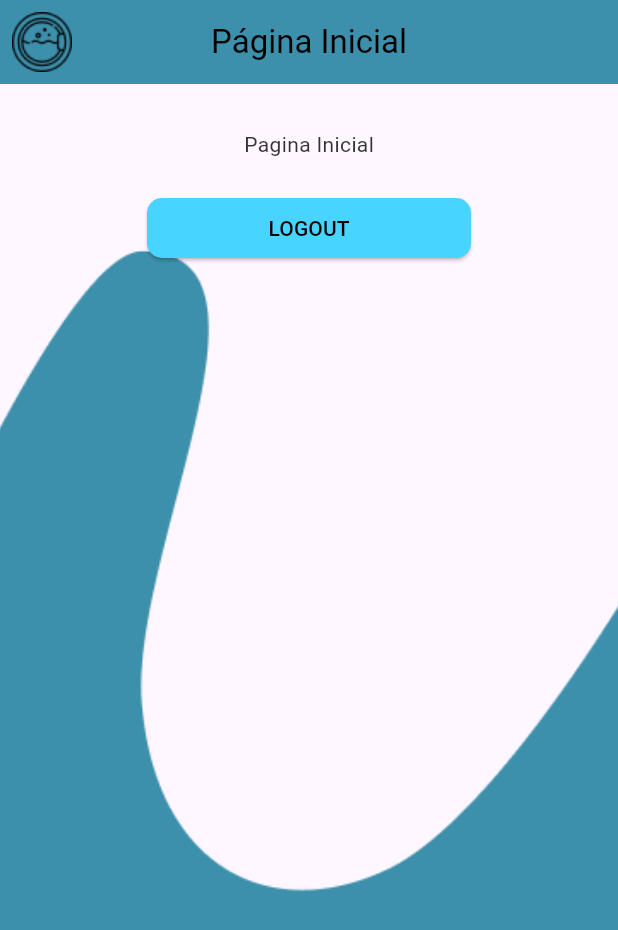
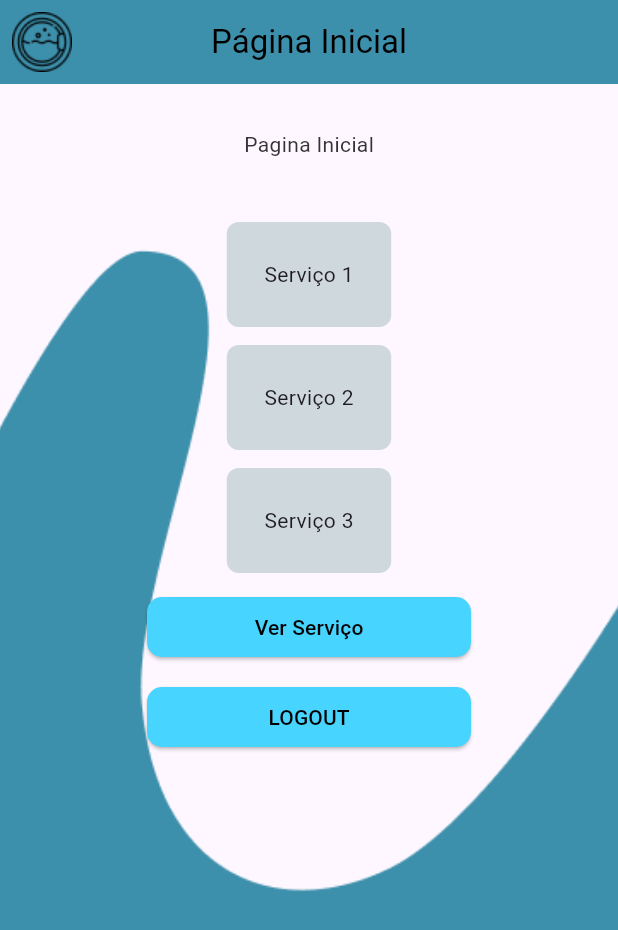
Before and after one commit to chclxds/easywash, a Flutter app: the screen it shows once a user with an empty profile is signed in, on a phone screen of 412 x 824 dp. Shown: the top 930 px of the screen. Run offline on Flutter 3.47's test engine with Material 2 defaults, Android fonts, the light colour scheme and no system bars; our stand-ins replace firebase_auth, firebase_core; accounts and stored records are empty; Roboto replaces fonts that are missing (Ubuntu).

Commit message:
Add files via upload

```diff
--- a/lib/editarservicos.dart
+++ b/lib/editarservicos.dart
@@ -1,4 +1,3 @@
-import 'package:easywash/homepage.dart';
 import 'package:flutter/material.dart';
 
 import 'servicos.dart';
--- a/lib/homepage.dart
+++ b/lib/homepage.dart
@@ -1,3 +1,4 @@
+import 'package:easywash/visualizarservico.dart';
 import 'package:firebase_auth/firebase_auth.dart';
 import 'package:flutter/material.dart';
 
@@ -39,6 +40,59 @@ class HomePage extends StatelessWidget {
                         color: Color.fromARGB(255, 51, 51, 51),
                       )),
                 ),
+                const Padding(
+                  padding: EdgeInsets.all(16.0),
+                ),
+                Container(
+                  padding: const EdgeInsets.all(25),
+                  decoration: BoxDecoration(
+                      color: Colors.blueGrey[100],
+                      borderRadius: BorderRadius.circular(8)),
+                  child: const Text('Serviço 1'),
+                ),
+                const SizedBox(
+                  height: 12,
+                ),
+                Container(
+                  padding: const EdgeInsets.all(25),
+                  decoration: BoxDecoration(
+                      color: Colors.blueGrey[100],
+                      borderRadius: BorderRadius.circular(8)),
+                  child: const Text('Serviço 2'),
+                ),
+                const SizedBox(
+                  height: 12,
+                ),
+                Container(
+                  padding: const EdgeInsets.all(25),
+                  decoration: BoxDecoration(
+                      color: Colors.blueGrey[100],
+                      borderRadius: BorderRadius.circular(8)),
+                  child: const Text('Serviço 3'),
+                ),
+                const SizedBox(
+                  height: 12,
+                ),
+                ElevatedButton(
+                  onPressed: () {
+                    Navigator.push(
+                      context,
+                      MaterialPageRoute(
+                          builder: (context) => const VerServico()),
+                    );
+                  },
+                  style: ElevatedButton.styleFrom(
+                    minimumSize: const Size(216, 40),
+                    backgroundColor: const Color.fromARGB(255, 71, 212, 255),
+                    shape: RoundedRectangleBorder(
+                      borderRadius: BorderRadius.circular(10.0),
+                    ),
+                  ),
+                  child: const Text(
+                    'Ver Serviço',
+                    style: TextStyle(color: Colors.black),
+                  ),
+                ),
                 const SizedBox(
                   height: 12,
                 ),
```
Also changed, not shown: lib/contratopage.dart (added, +86 -0 lines), lib/visualizarservico.dart (added, +140 -0 lines).
